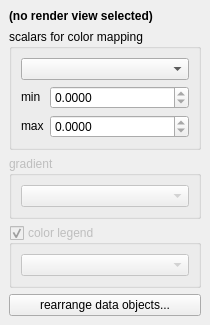
First picture: the form in gui/widgets/ScalarMappingChooser.ui, repository kateyy/geohazardvis, before the edit.
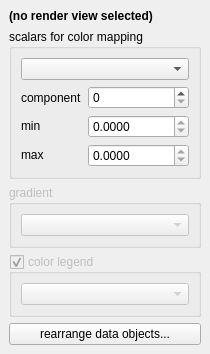
Second picture: the form after the edit.

Commit message: single ScalarsForColorMapping for multi component scalars, select current component in UI

Patch:
```diff
--- a/gui/widgets/ScalarMappingChooser.ui
+++ b/gui/widgets/ScalarMappingChooser.ui
@@ -7,7 +7,7 @@
     <x>0</x>
     <y>0</y>
     <width>210</width>
-    <height>324</height>
+    <height>337</height>
    </rect>
   </property>
   <property name="sizePolicy">
@@ -70,20 +70,17 @@
           <property name="bottomMargin">
            <number>0</number>
           </property>
-          <item row="0" column="0">
-           <widget class="QLabel" name="minLabel">
-            <property name="sizePolicy">
-             <sizepolicy hsizetype="Fixed" vsizetype="Fixed">
-              <horstretch>0</horstretch>
-              <verstretch>0</verstretch>
-             </sizepolicy>
+          <item row="1" column="1">
+           <widget class="QDoubleSpinBox" name="minValueSpinBox">
+            <property name="decimals">
+             <number>4</number>
             </property>
-            <property name="text">
-             <string>min</string>
+            <property name="maximum">
+             <double>0.000000000000000</double>
             </property>
            </widget>
           </item>
-          <item row="1" column="0">
+          <item row="2" column="0">
            <widget class="QLabel" name="maxLabel">
             <property name="sizePolicy">
              <sizepolicy hsizetype="Fixed" vsizetype="Fixed">
@@ -96,17 +93,7 @@
             </property>
            </widget>
           </item>
-          <item row="0" column="1">
-           <widget class="QDoubleSpinBox" name="minValueSpinBox">
-            <property name="decimals">
-             <number>4</number>
-            </property>
-            <property name="maximum">
-             <double>0.000000000000000</double>
-            </property>
-           </widget>
-          </item>
-          <item row="1" column="1">
+          <item row="2" column="1">
            <widget class="QDoubleSpinBox" name="maxValueSpinBox">
             <property name="decimals">
              <number>4</number>
@@ -122,6 +109,29 @@
             </property>
            </widget>
           </item>
+          <item row="1" column="0">
+           <widget class="QLabel" name="minLabel">
+            <property name="sizePolicy">
+             <sizepolicy hsizetype="Fixed" vsizetype="Fixed">
+              <horstretch>0</horstretch>
+              <verstretch>0</verstretch>
+             </sizepolicy>
+            </property>
+            <property name="text">
+             <string>min</string>
+            </property>
+           </widget>
+          </item>
+          <item row="0" column="1">
+           <widget class="QSpinBox" name="componentSpinBox"/>
+          </item>
+          <item row="0" column="0">
+           <widget class="QLabel" name="componentLabel">
+            <property name="text">
+             <string>component</string>
+            </property>
+           </widget>
+          </item>
          </layout>
         </widget>
        </item>
```
Left out of the diff: 19 changed lines with no effect on the pictures. The commit also changes 15 other files.
